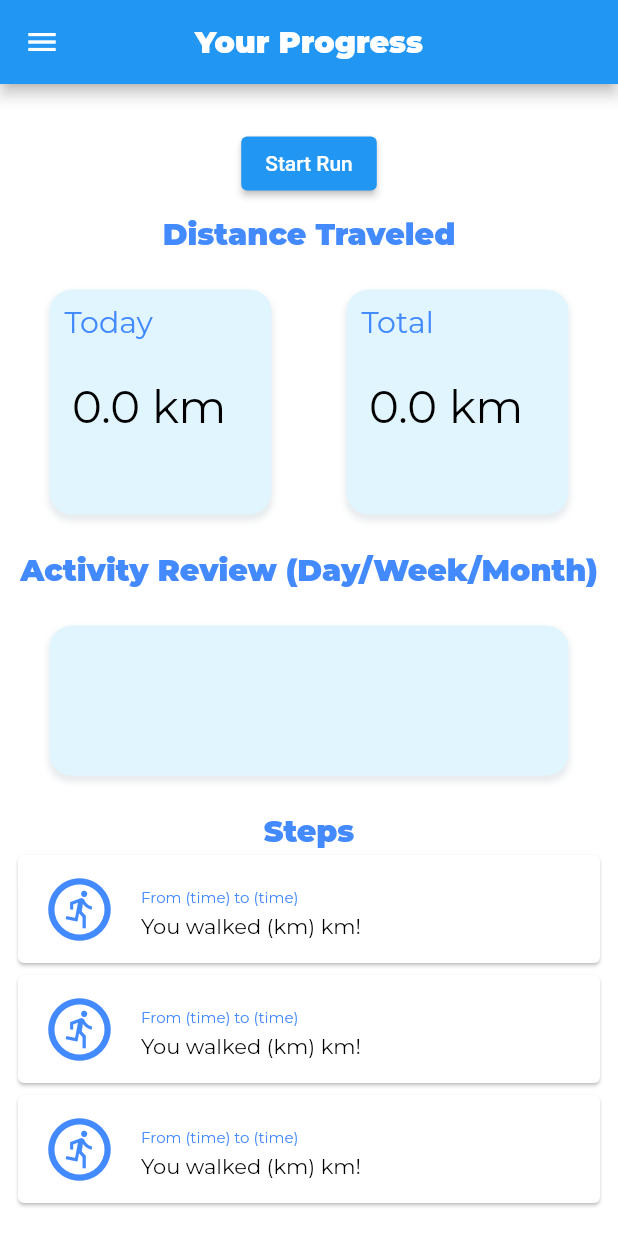
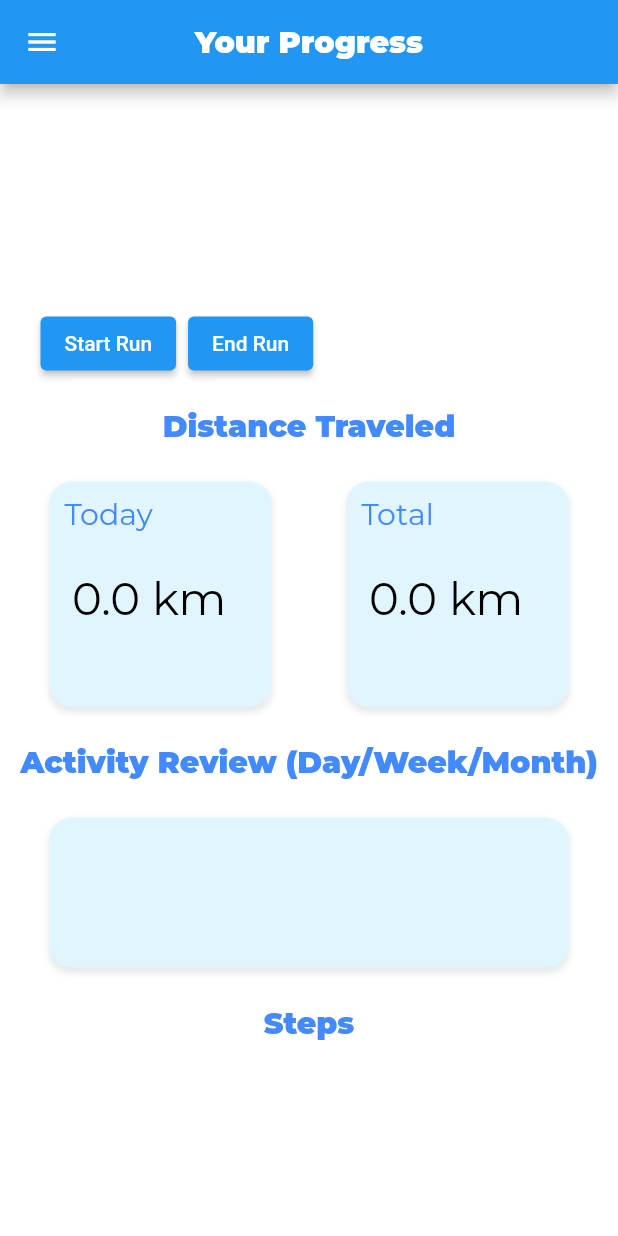
Before and after one commit to lholbrook1/Mobile-Health-App, a Flutter app: the HomeScreen screen opened directly with empty values, on a phone screen of 412 x 824 dp. Run offline on Flutter 3.47's test engine with Material 2 defaults, Android fonts, the phone set to English and light mode, and no system bars; our stand-ins replace cloud_firestore, csv, firebase_auth, firebase_core; accounts and stored records are empty; project files that could hold a hidden picture were left out.

Commit message:
timestamp cards added, cancel timer

```diff
--- a/lib/viewscreen/home_screen.dart
+++ b/lib/viewscreen/home_screen.dart
@@ -9,6 +9,7 @@ import '../model/constant.dart';
 import '../model/datapoints.dart';
 import 'settings_screen.dart';
 import 'dart:math';
+import 'package:intl/intl.dart';
 
 class HomeScreen extends StatefulWidget {
   const HomeScreen({
@@ -29,6 +30,7 @@ class HomeScreen extends StatefulWidget {
 
 class _HomeState extends State<HomeScreen> {
   late _Controller con;
+  bool run = false;
   late String email;
   late List<dynamic> userPoints;
   late Accelerometer myProfile =
@@ -103,12 +105,27 @@ class _HomeState extends State<HomeScreen> {
                       children: [
                         Padding(
                           padding: const EdgeInsets.all(11.0),
+                          child: Row(
+                            children: [
+                              Padding(
+                                padding: const EdgeInsets.all(8.0),
                                 child: ElevatedButton(
                                   onPressed: () {
                                       con.getDataTest();
                                       con._startTimer();
+                                      run = true;
                                   },
                                   child: const Text("Start Run"),
+                                ),
+                              ),
+                               ElevatedButton(
+                                onPressed: () {
+                                    con._timer.cancel();
+                                    run = false;
+                                },
+                                child: const Text("End Run"),
+                              ),
+                            ],
                           ),
                         ),
                         const Text(
@@ -275,10 +292,12 @@ class _HomeState extends State<HomeScreen> {
                         //Listview builder for entries from datapoints
                         ListView.builder(
                             shrinkWrap: true,
+                            physics: ClampingScrollPhysics(),
                             itemCount:
-                                3, //not sure how many datapoints we're getting per user
+                                (userPoints.length > 1) ? userPoints.length : 0,
                             itemBuilder: (BuildContext context, int index) {
-                              return Card(
+                              return (index + 1 < userPoints.length)
+                                  ? Card(
                                       child: ListTile(
                                         leading: Icon(
                                           Icons.run_circle_outlined,
@@ -286,7 +305,7 @@ class _HomeState extends State<HomeScreen> {
                                           size: 50,
                                         ),
                                         title: Text(
-                                    'From (time) to (time)',
+                                          'From ${DateTime.parse(userPoints[index]['t'].toDate().toString())} to ${DateTime.parse(userPoints[index + 1]['t'].toDate().toString())}',
                                           style: const TextStyle(
                                             fontFamily: 'Montserrat',
                                             fontSize: 10.0,
@@ -301,7 +320,8 @@ class _HomeState extends State<HomeScreen> {
                                           ),
                                         ),
                                       ),
-                              );
+                                    )
+                                  : Text("");
                             })
                       ],
                     ),
@@ -324,7 +344,6 @@ class _Controller {
   int randNum = Random().nextInt(6700); //starts at random point of data
   Map<int, Map<String, dynamic>> tempPoints = {};
 
-
   void getDataTest() async {
     try {
       Future<List<DataPoints>> getPointsList =
@@ -340,23 +359,27 @@ class _Controller {
       _timer = Timer.periodic(Duration(seconds: 5), (timer) async {
         int index = 1;
         //after 5 seconds
-
-        print(pointsList[randNum].xValue);
-        print(pointsList[randNum].yValue);
-
-        tempPoints[index] = {'x' : pointsList[randNum].xValue, 'y' : pointsList[randNum].yValue, "t" : DateTime.now()};
+        tempPoints[index] = {
+          'x': pointsList[randNum].xValue,
+          'y': pointsList[randNum].yValue,
+          "t": DateTime.now()
+        };
         state.userPoints.add(tempPoints[index]);
 
         randNum++;
         index++;
 
-        //send to firebase after certain number of datapoints
         //this example just has it so every two datapoints are stored, its sent to the cloud
         if (state.userPoints.length % 2 == 0) {
           Map<String, dynamic> updateInfo = {};
           updateInfo[Accelerometer.DATAPOINTS] = state.userPoints;
           await FirestoreController.updateUser(
               docId: state.widget.accelerometer.docId!, updateInfo: updateInfo);
+          Accelerometer updateAccel =
+              await FirestoreController.getUser(email: state.email);
+          state.render(() {
+            state.userPoints = updateAccel.dataPoints;
+          });
         }
       });
     } catch (e) {
```
Lines whose indentation alone changed are shown as unchanged.
